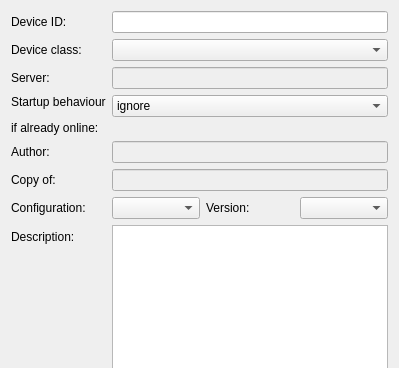
Qt form src/pythonGui/karabo_gui/project/dialog/device_handle.ui (European-XFEL/Karabo) before a commit; both pictures show x 0 to 399 and y 0 to 368 of the 399 by 537 pixel window.
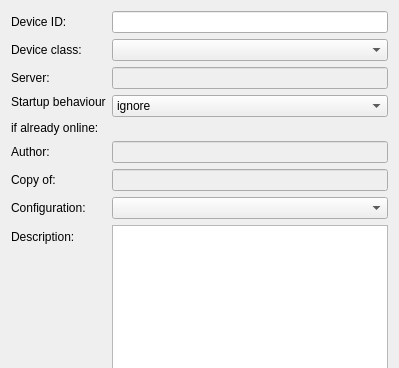
The same form after that commit.

```diff
--- a/src/pythonGui/karabo_gui/project/dialog/device_handle.ui
+++ b/src/pythonGui/karabo_gui/project/dialog/device_handle.ui
@@ -16,6 +16,9 @@
   <layout class="QVBoxLayout" name="verticalLayout">
    <item>
     <layout class="QFormLayout" name="formLayout">
+     <property name="fieldGrowthPolicy">
+      <enum>QFormLayout::AllNonFixedFieldsGrow</enum>
+     </property>
      <item row="0" column="0">
       <widget class="QLabel" name="laTitle">
        <property name="text">
@@ -144,37 +147,6 @@
        </property>
       </widget>
      </item>
-     <item row="6" column="1">
-      <layout class="QHBoxLayout" name="horizontalLayout">
-       <item>
-        <widget class="QComboBox" name="cbConfig">
-         <property name="toolTip">
-          <string>The alias (a human readable) string which is descriptive enough to find the version again</string>
-         </property>
-         <property name="statusTip">
-          <string>The alias (a human readable) string which is descriptive enough to find the version again</string>
-         </property>
-        </widget>
-       </item>
-       <item>
-        <widget class="QLabel" name="laVersion">
-         <property name="text">
-          <string>Version:</string>
-         </property>
-        </widget>
-       </item>
-       <item>
-        <widget class="QComboBox" name="cbVersion">
-         <property name="toolTip">
-          <string>The version which concats the given alias and the actual revision number for this device configuration</string>
-         </property>
-         <property name="statusTip">
-          <string>The version which concats the given alias and the actual revision number for this device configuration</string>
-         </property>
-        </widget>
-       </item>
-      </layout>
-     </item>
      <item row="7" column="0">
       <widget class="QLabel" name="laDescription">
        <property name="text">
@@ -192,6 +164,16 @@
        </property>
       </widget>
      </item>
+     <item row="6" column="1">
+      <widget class="QComboBox" name="cbConfig">
+       <property name="toolTip">
+        <string>The name which is descriptive enough to find the configuration again</string>
+       </property>
+       <property name="statusTip">
+        <string>The name which is descriptive enough to find the configuration again</string>
+       </property>
+      </widget>
+     </item>
     </layout>
    </item>
    <item>
```
